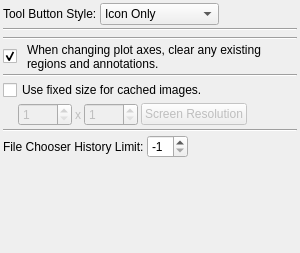
Above: code/plotms/GuiTabs/PlotMSOptionsTab.ui from radio-astro/casa before the change. Below: the same form after it.
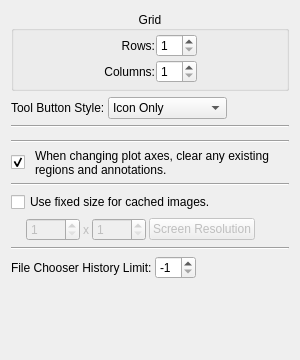
That is the form after the change.

Commit message: New Development: Yes             JIRA Issue: CAS-4976         Ready for Test: Yes      Interface Changes: Yes What Interface Changed: To numerous to list.          Test Programs: Please see test directory   Put in Release Notes: No              Module(s): Plotms            Description: 1.  Removal of "interactive" parameter. 2.  Contains preliminary work on supporting multiple plots per page.

```diff
--- a/code/plotms/GuiTabs/PlotMSOptionsTab.ui
+++ b/code/plotms/GuiTabs/PlotMSOptionsTab.ui
@@ -1,12 +1,12 @@
 <ui version="4.0" >
  <class>OptionsTab</class>
- <widget class="QWidget" name="OptionsTab" >
-  <property name="geometry" >
+ <widget class="QWidget" name="OptionsTab">
+  <property name="geometry">
    <rect>
     <x>0</x>
     <y>0</y>
     <width>300</width>
-    <height>253</height>
+    <height>360</height>
    </rect>
   </property>
   <property name="sizePolicy" >
@@ -15,45 +15,154 @@
     <verstretch>0</verstretch>
    </sizepolicy>
   </property>
-  <property name="maximumSize" >
+  <property name="maximumSize">
    <size>
-    <width>300</width>
+    <width>325</width>
     <height>16777215</height>
    </size>
   </property>
   <property name="windowTitle" >
    <string>PlotMS Options Tab</string>
   </property>
-  <layout class="QVBoxLayout" >
-   <property name="spacing" >
-    <number>3</number>
-   </property>
-   <property name="leftMargin" >
-    <number>3</number>
-   </property>
-   <property name="topMargin" >
-    <number>3</number>
-   </property>
-   <property name="rightMargin" >
-    <number>3</number>
-   </property>
-   <property name="bottomMargin" >
-    <number>3</number>
-   </property>
+  <layout class="QVBoxLayout" name="verticalLayout">
    <item>
-    <layout class="QHBoxLayout" >
-     <property name="spacing" >
+    <widget class="QGroupBox" name="gridGroupBox">
+     <property name="minimumSize">
+      <size>
+       <width>0</width>
+       <height>80</height>
+      </size>
+     </property>
+     <property name="title">
+      <string>Grid</string>
+     </property>
+     <property name="alignment">
+      <set>Qt::AlignCenter</set>
+     </property>
+     <layout class="QHBoxLayout" name="horizontalLayout">
+      <property name="spacing">
+       <number>1</number>
+      </property>
+      <property name="margin">
+       <number>1</number>
+      </property>
+      <item>
+       <spacer name="horizontalSpacer">
+        <property name="orientation">
+         <enum>Qt::Horizontal</enum>
+        </property>
+        <property name="sizeHint" stdset="0">
+         <size>
+          <width>73</width>
+          <height>20</height>
+         </size>
+        </property>
+       </spacer>
+      </item>
+      <item>
+       <layout class="QGridLayout" name="gridLayout">
+        <item row="0" column="0">
+         <widget class="QLabel" name="rowsLabel">
+          <property name="enabled">
+           <bool>true</bool>
+          </property>
+          <property name="text">
+           <string>Rows:</string>
+          </property>
+          <property name="alignment">
+           <set>Qt::AlignRight|Qt::AlignTrailing|Qt::AlignVCenter</set>
+          </property>
+         </widget>
+        </item>
+        <item row="0" column="1">
+         <widget class="QSpinBox" name="rowSpin">
+          <property name="enabled">
+           <bool>true</bool>
+          </property>
+          <property name="toolTip">
+           <string>&lt;html&gt;&lt;head&gt;&lt;meta name=&quot;qrichtext&quot; content=&quot;1&quot; /&gt;&lt;style type=&quot;text/css&quot;&gt;
+p, li { white-space: pre-wrap; }
+&lt;/style&gt;&lt;/head&gt;&lt;body style=&quot; font-family:'Sans Serif'; font-size:9pt; font-weight:400; font-style:normal;&quot;&gt;
+&lt;p style=&quot; margin-top:0px; margin-bottom:0px; margin-left:0px; margin-right:0px; -qt-block-indent:0; text-indent:0px;&quot;&gt;How many rows of plots to squeeze on each page?&lt;/p&gt;&lt;/body&gt;&lt;/html&gt;</string>
+          </property>
+          <property name="minimum">
+           <number>1</number>
+          </property>
+          <property name="maximum">
+           <number>30</number>
+          </property>
+          <property name="value">
+           <number>1</number>
+          </property>
+         </widget>
+        </item>
+        <item row="1" column="0">
+         <widget class="QLabel" name="columnsLabel">
+          <property name="enabled">
+           <bool>true</bool>
+          </property>
+          <property name="text">
+           <string>Columns:</string>
+          </property>
+          <property name="alignment">
+           <set>Qt::AlignRight|Qt::AlignTrailing|Qt::AlignVCenter</set>
+          </property>
+         </widget>
+        </item>
+        <item row="1" column="1">
+         <widget class="QSpinBox" name="colSpin">
+          <property name="enabled">
+           <bool>true</bool>
+          </property>
+          <property name="toolTip">
+           <string>&lt;html&gt;&lt;head&gt;&lt;meta name=&quot;qrichtext&quot; content=&quot;1&quot; /&gt;&lt;style type=&quot;text/css&quot;&gt;
+p, li { white-space: pre-wrap; }
+&lt;/style&gt;&lt;/head&gt;&lt;body style=&quot; font-family:'Sans Serif'; font-size:9pt; font-weight:400; font-style:normal;&quot;&gt;
+&lt;p style=&quot; margin-top:0px; margin-bottom:0px; margin-left:0px; margin-right:0px; -qt-block-indent:0; text-indent:0px;&quot;&gt;How many columns of plots to squeeze onto each page?&lt;/p&gt;&lt;/body&gt;&lt;/html&gt;</string>
+          </property>
+          <property name="minimum">
+           <number>1</number>
+          </property>
+          <property name="maximum">
+           <number>30</number>
+          </property>
+          <property name="value">
+           <number>1</number>
+          </property>
+         </widget>
+        </item>
+       </layout>
+      </item>
+      <item>
+       <spacer name="horizontalSpacer_2">
+        <property name="orientation">
+         <enum>Qt::Horizontal</enum>
+        </property>
+        <property name="sizeHint" stdset="0">
+         <size>
+          <width>72</width>
+          <height>20</height>
+         </size>
+        </property>
+       </spacer>
+      </item>
+     </layout>
+    </widget>
+   </item>
+   <item>
+    <layout class="QHBoxLayout">
+     <property name="spacing">
       <number>3</number>
      </property>
      <item>
-      <widget class="QLabel" name="buttonStyleLabel" >
-       <property name="text" >
+      <widget class="QLabel" name="buttonStyleLabel">
+       <property name="text">
         <string>Tool Button Style:</string>
        </property>
       </widget>
      </item>
      <item>
-      <widget class="QComboBox" name="buttonStyle" >
+      <widget class="QComboBox" name="buttonStyle">
        <item>
         <property name="text" >
          <string>Icon Only</string>
@@ -92,8 +201,8 @@
     </layout>
    </item>
    <item>
-    <widget class="Line" name="line" >
-     <property name="orientation" >
+    <widget class="Line" name="line">
+     <property name="orientation">
       <enum>Qt::Horizontal</enum>
      </property>
     </widget>
@@ -109,21 +218,21 @@
     </widget>
    </item>
    <item>
-    <widget class="Line" name="line_2" >
-     <property name="orientation" >
+    <widget class="Line" name="line_2">
+     <property name="orientation">
       <enum>Qt::Horizontal</enum>
      </property>
     </widget>
    </item>
    <item>
-    <layout class="QHBoxLayout" >
-     <property name="spacing" >
+    <layout class="QHBoxLayout">
+     <property name="spacing">
       <number>10</number>
      </property>
      <item>
-      <widget class="QCheckBox" name="clearSelection" >
-       <property name="sizePolicy" >
-        <sizepolicy vsizetype="Fixed" hsizetype="Fixed" >
+      <widget class="QCheckBox" name="clearSelection">
+       <property name="sizePolicy">
+        <sizepolicy hsizetype="Fixed" vsizetype="Fixed">
          <horstretch>0</horstretch>
          <verstretch>0</verstretch>
         </sizepolicy>
@@ -143,8 +252,8 @@
       </widget>
      </item>
      <item>
-      <widget class="QLabel" name="clearSelectionLabel" >
-       <property name="text" >
+      <widget class="QLabel" name="clearSelectionLabel">
+       <property name="text">
         <string>When changing plot axes, clear any existing regions and annotations.</string>
        </property>
        <property name="alignment" >
@@ -158,25 +267,25 @@
     </layout>
    </item>
    <item>
-    <widget class="Line" name="line_3" >
-     <property name="orientation" >
+    <widget class="Line" name="line_3">
+     <property name="orientation">
       <enum>Qt::Horizontal</enum>
      </property>
     </widget>
    </item>
    <item>
-    <widget class="QCheckBox" name="cacheSize" >
-     <property name="text" >
+    <widget class="QCheckBox" name="cacheSize">
+     <property name="text">
       <string>Use fixed size for cached images.</string>
      </property>
     </widget>
    </item>
    <item>
-    <layout class="QHBoxLayout" >
-     <property name="spacing" >
+    <layout class="QHBoxLayout">
+     <property name="spacing">
       <number>3</number>
      </property>
-     <property name="topMargin" >
+     <property name="topMargin">
       <number>0</number>
      </property>
      <item>
@@ -196,8 +305,8 @@
       </spacer>
      </item>
      <item>
-      <widget class="QSpinBox" name="cacheSizeWidth" >
-       <property name="enabled" >
+      <widget class="QSpinBox" name="cacheSizeWidth">
+       <property name="enabled">
         <bool>false</bool>
        </property>
        <property name="minimum" >
@@ -209,8 +318,8 @@
       </widget>
      </item>
      <item>
-      <widget class="QLabel" name="label" >
-       <property name="enabled" >
+      <widget class="QLabel" name="label">
+       <property name="enabled">
         <bool>false</bool>
        </property>
        <property name="text" >
@@ -219,8 +328,8 @@
       </widget>
      </item>
      <item>
-      <widget class="QSpinBox" name="cacheSizeHeight" >
-       <property name="enabled" >
+      <widget class="QSpinBox" name="cacheSizeHeight">
+       <property name="enabled">
         <bool>false</bool>
        </property>
        <property name="minimum" >
@@ -232,8 +341,8 @@
       </widget>
      </item>
      <item>
-      <widget class="QPushButton" name="cacheSizeResolution" >
-       <property name="enabled" >
+      <widget class="QPushButton" name="cacheSizeResolution">
+       <property name="enabled">
         <bool>false</bool>
        </property>
        <property name="text" >
@@ -257,27 +366,27 @@
     </layout>
    </item>
    <item>
-    <widget class="Line" name="line_4" >
-     <property name="orientation" >
+    <widget class="Line" name="line_4">
+     <property name="orientation">
       <enum>Qt::Horizontal</enum>
      </property>
     </widget>
    </item>
    <item>
-    <layout class="QHBoxLayout" >
-     <property name="spacing" >
+    <layout class="QHBoxLayout">
+     <property name="spacing">
       <number>3</number>
      </property>
      <item>
-      <widget class="QLabel" name="histLimitLabel" >
-       <property name="text" >
+      <widget class="QLabel" name="histLimitLabel">
+       <property name="text">
         <string>File Chooser History Limit:</string>
        </property>
       </widget>
      </item>
      <item>
-      <widget class="QSpinBox" name="histLimitSpinner" >
-       <property name="minimum" >
+      <widget class="QSpinBox" name="histLimitSpinner">
+       <property name="minimum">
         <number>-1</number>
        </property>
        <property name="value" >
```
Left out of the diff: 85 changed lines with no effect on the pictures. The commit also changes 123 other files.
